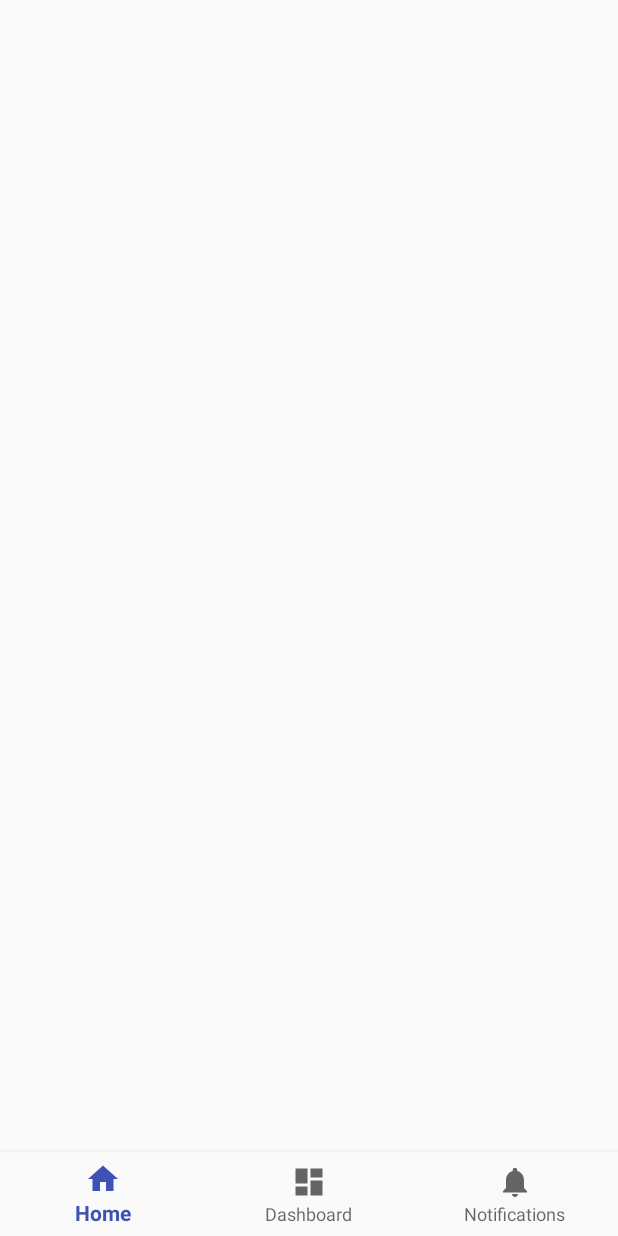
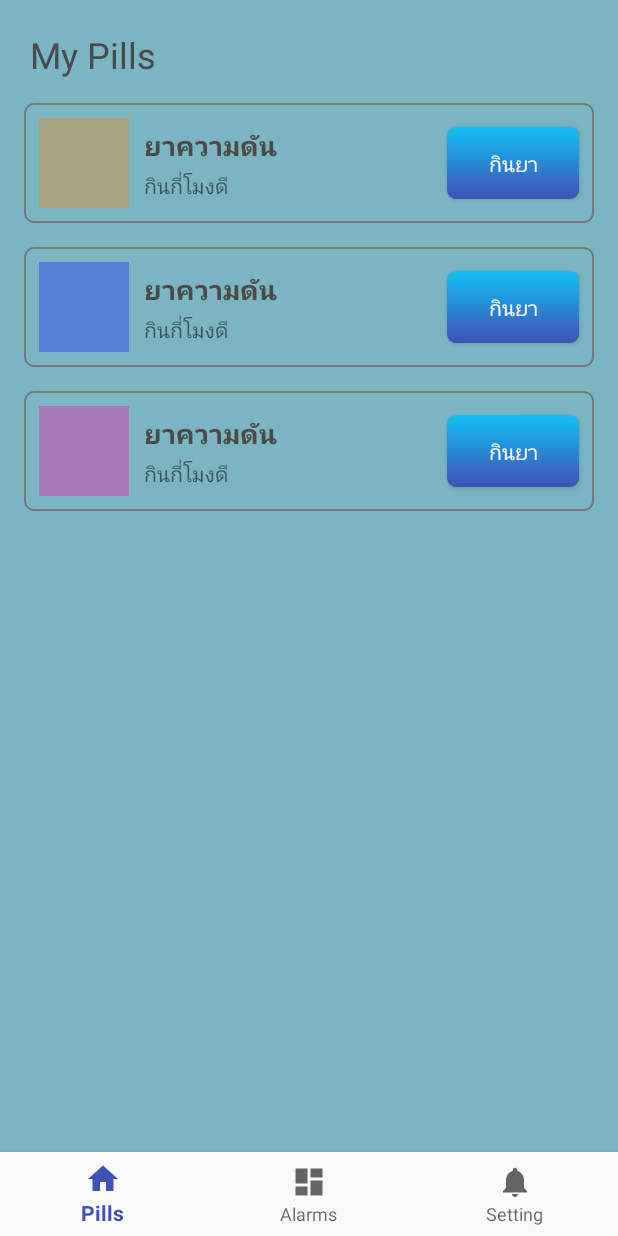
Before and after one commit to iamteerawut/se_project, an Android app: the screen it shows after launch (MainActivity), on a phone screen of 412 x 824 dp. Run offline under Robolectric (Android 15) with nearby library versions, the phone set to English and light mode, and no system bars.

Commit message:
Try to fix item not display properly

```diff
--- a/Pillminder/app/src/main/java/com/se/pillminder/MainActivity.java
+++ b/Pillminder/app/src/main/java/com/se/pillminder/MainActivity.java
@@ -3,6 +3,7 @@ package com.se.pillminder;
 import android.os.Bundle;
 import android.support.annotation.NonNull;
 import android.support.design.widget.BottomNavigationView;
+import android.support.v4.app.FragmentTransaction;
 import android.support.v7.app.AppCompatActivity;
 import android.view.MenuItem;
 
@@ -16,21 +17,24 @@ public class MainActivity extends AppCompatActivity {
             switch (item.getItemId()) {
                 case R.id.navigation_home:
                     setTitle("Main Page");
-                    MainPage fragment = new MainPage();
-                    android.support.v4.app.FragmentTransaction fragmentTransaction = getSupportFragmentManager().beginTransaction();
+                    PillPage fragment = new PillPage();
+                    FragmentTransaction fragmentTransaction = getSupportFragmentManager().beginTransaction();
                     fragmentTransaction.replace(R.id.content, fragment, "FragmentName");
+                    fragmentTransaction.commit();
                     return true;
                 case R.id.navigation_dashboard:
                     setTitle("Alert Page");
                     AlertPage fragment2 = new AlertPage();
-                    android.support.v4.app.FragmentTransaction fragmentTransaction2 = getSupportFragmentManager().beginTransaction();
+                    FragmentTransaction fragmentTransaction2 = getSupportFragmentManager().beginTransaction();
                     fragmentTransaction2.replace(R.id.content, fragment2, "FragmentName");
+                    fragmentTransaction2.commit();
                     return true;
                 case R.id.navigation_notifications:
                     setTitle("Setting Page");
                     SettingPage fragment3 = new SettingPage();
-                    android.support.v4.app.FragmentTransaction fragmentTransaction3 = getSupportFragmentManager().beginTransaction();
+                    FragmentTransaction fragmentTransaction3 = getSupportFragmentManager().beginTransaction();
                     fragmentTransaction3.replace(R.id.content, fragment3, "FragmentName");
+                    fragmentTransaction3.commit();
                     return true;
             }
             return false;
@@ -44,6 +48,12 @@ public class MainActivity extends AppCompatActivity {
 
         BottomNavigationView navigation = (BottomNavigationView) findViewById(R.id.navigation);
         navigation.setOnNavigationItemSelectedListener(mOnNavigationItemSelectedListener);
+
+        setTitle("Main Page");
+        PillPage fragment = new PillPage();
+        FragmentTransaction fragmentTransaction = getSupportFragmentManager().beginTransaction();
+        fragmentTransaction.replace(R.id.content, fragment, "FragmentName");
+        fragmentTransaction.commit();
     }
 
 }
--- a/Pillminder/app/src/main/java/com/se/pillminder/MainPage.java
+++ b/Pillminder/app/src/main/java/com/se/pillminder/PillPage.java
@@ -11,10 +11,10 @@ import android.view.ViewGroup;
 /**
  * A simple {@link Fragment} subclass.
  */
-public class MainPage extends Fragment {
+public class PillPage extends Fragment {
 
 
-    public MainPage() {
+    public PillPage() {
         // Required empty public constructor
     }
 
--- a/Pillminder/app/src/main/res/layout/fragment_alert_page.xml
+++ b/Pillminder/app/src/main/res/layout/fragment_alert_page.xml
@@ -10,7 +10,7 @@
         android:layout_height="match_parent">
 
         <TextView
-            android:id="@android:id/content"
+            android:id="@+id/content"
             android:layout_marginTop="20dp"
             android:layout_marginLeft="20dp"
             android:textSize="24sp"
--- a/Pillminder/app/src/main/res/layout/fragment_main_page.xml
+++ b/Pillminder/app/src/main/res/layout/fragment_main_page.xml
@@ -2,7 +2,8 @@
     xmlns:tools="http://schemas.android.com/tools"
     android:layout_width="match_parent"
     android:layout_height="match_parent"
-    tools:context="com.se.pillminder.MainPage">
+    android:background="#7bb5c2"
+    tools:context="com.se.pillminder.PillPage">
 
     <!-- TODO: Update blank fragment layout -->
     <LinearLayout
@@ -15,6 +16,7 @@
             android:layout_marginTop="20dp"
             android:layout_marginLeft="20dp"
             android:textSize="24sp"
+            android:textColor="#4a4a4a"
             android:text="My Pills"
             android:layout_width="wrap_content"
             android:layout_height="wrap_content" />
@@ -32,7 +34,7 @@
             <ImageView
                 android:layout_marginLeft="10dp"
                 android:layout_gravity="center"
-                android:background="#55b1957c"
+                android:background="#55ff7800"
                 android:layout_width="60dp"
                 android:layout_height="60dp" />
 
@@ -89,7 +91,7 @@
             <ImageView
                 android:layout_marginLeft="10dp"
                 android:layout_gravity="center"
-                android:background="#55b1957c"
+                android:background="#55001aff"
                 android:layout_width="60dp"
                 android:layout_height="60dp" />
 
@@ -146,7 +148,7 @@
             <ImageView
                 android:layout_marginLeft="10dp"
                 android:layout_gravity="center"
-                android:background="#55b1957c"
+                android:background="#55ff0095"
                 android:layout_width="60dp"
                 android:layout_height="60dp" />
 
--- a/Pillminder/app/src/main/res/menu/navigation.xml
+++ b/Pillminder/app/src/main/res/menu/navigation.xml
@@ -4,16 +4,16 @@
     <item
         android:id="@+id/navigation_home"
         android:icon="@drawable/ic_home_black_24dp"
-        android:title="@string/title_home" />
+        android:title="Pills" />
 
     <item
         android:id="@+id/navigation_dashboard"
         android:icon="@drawable/ic_dashboard_black_24dp"
-        android:title="@string/title_dashboard" />
+        android:title="Alarms" />
 
     <item
         android:id="@+id/navigation_notifications"
         android:icon="@drawable/ic_notifications_black_24dp"
-        android:title="@string/title_notifications" />
+        android:title="Setting" />
 
 </menu>
```
